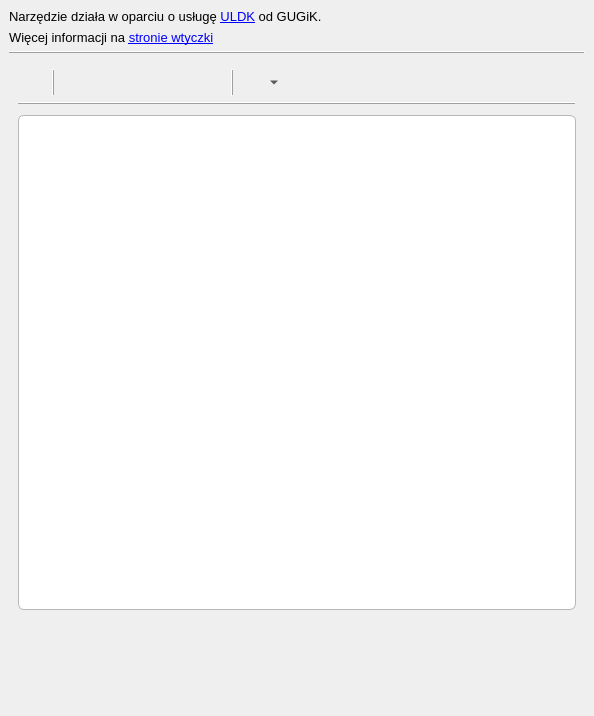
Above: gissupport_plugin/modules/uldk/plugin_dockwidget_base.ui from gis-support/gis-support-plugin before the change. Below: the same form after it.
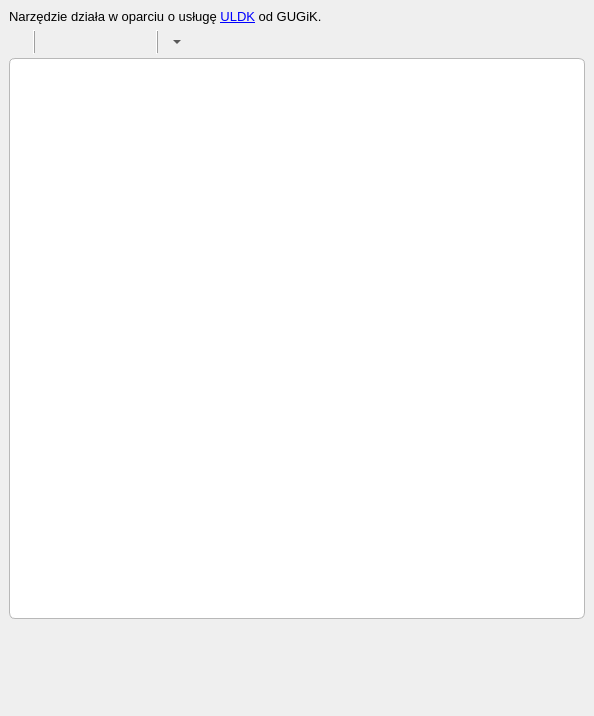
That is the form after the change. Icons and pictures are not drawn.

What changed in the file:
```diff
--- a/gissupport_plugin/modules/uldk/plugin_dockwidget_base.ui
+++ b/gissupport_plugin/modules/uldk/plugin_dockwidget_base.ui
@@ -31,29 +31,6 @@
       </property>
      </widget>
     </item>
-    <item>
-     <widget class="QLabel" name="label_uldk_info">
-      <property name="text">
-       <string>&lt;html&gt;&lt;head/&gt;&lt;body&gt;&lt;p  style=&quot; font-size:10pt;&quot;&gt;Więcej informacji na &lt;a href=&quot;https://gis-support.pl/wtyczka-gis-support/&quot;&gt;&lt;span style=&quot; text-decoration: underline; color:#0000ff;&quot;&gt;stronie wtyczki&lt;/span&gt;&lt;/a&gt;&lt;/p&gt;&lt;/body&gt;&lt;/html&gt;</string>
-      </property>
-      <property name="textFormat">
-       <enum>Qt::RichText</enum>
-      </property>
-      <property name="openExternalLinks">
-       <bool>true</bool>
-      </property>
-     </widget>
-    </item>
-    <item>
-     <widget class="Line" name="infoLine">
-      <property name="frameShadow">
-       <enum>QFrame::Raised</enum>
-      </property>
-      <property name="orientation">
-       <enum>Qt::Horizontal</enum>
-      </property>
-     </widget>
-    </item>
     <item>
      <widget class="QScrollArea" name="scrollArea">
       <property name="styleSheet">
@@ -82,10 +59,25 @@
          <x>0</x>
          <y>0</y>
          <width>570</width>
-         <height>513</height>
+         <height>560</height>
         </rect>
        </property>
        <layout class="QVBoxLayout" name="verticalLayout_6">
+       <property name="spacing">
+         <number>0</number>
+        </property>
+       <property name="leftMargin">
+         <number>0</number>
+        </property>
+        <property name="topMargin">
+         <number>0</number>
+        </property>
+        <property name="rightMargin">
+         <number>0</number>
+        </property>
+        <property name="bottomMargin">
+         <number>0</number>
+        </property>
         <item>
          <widget class="QFrame" name="frame_4">
           <property name="sizePolicy">
@@ -107,6 +99,9 @@
            <enum>QFrame::Raised</enum>
           </property>
           <layout class="QHBoxLayout" name="horizontalLayout">
+          <property name="spacing">
+            <number>0</number>
+           </property>
            <property name="leftMargin">
             <number>0</number>
            </property>
@@ -130,6 +125,12 @@
                <height>20</height>
               </size>
              </property>
+             <property name="maximumSize">
+              <size>
+               <width>24</width>
+               <height>24</height>
+              </size>
+             </property>
              <property name="checkable">
               <bool>true</bool>
              </property>
@@ -174,6 +175,12 @@
                <height>20</height>
               </size>
              </property>
+             <property name="maximumSize">
+              <size>
+               <width>24</width>
+               <height>24</height>
+              </size>
+             </property>
              <property name="checkable">
               <bool>true</bool>
              </property>
@@ -193,6 +200,12 @@
                <height>20</height>
               </size>
              </property>
+             <property name="maximumSize">
+              <size>
+               <width>24</width>
+               <height>24</height>
+              </size>
+             </property>
              <property name="checkable">
               <bool>true</bool>
              </property>
@@ -212,6 +225,12 @@
                <height>20</height>
               </size>
              </property>
+             <property name="maximumSize">
+              <size>
+               <width>24</width>
+               <height>24</height>
+              </size>
+             </property>
              <property name="checkable">
               <bool>true</bool>
              </property>
@@ -231,6 +250,12 @@
                <height>20</height>
               </size>
              </property>
+             <property name="maximumSize">
+              <size>
+               <width>24</width>
+               <height>24</height>
+              </size>
+             </property>
              <property name="checkable">
               <bool>true</bool>
              </property>
@@ -250,6 +275,12 @@
                <height>20</height>
               </size>
              </property>
+             <property name="maximumSize">
+              <size>
+               <width>24</width>
+               <height>24</height>
+              </size>
+             </property>
              <property name="checkable">
               <bool>true</bool>
              </property>
@@ -285,6 +316,12 @@
                <height>20</height>
               </size>
              </property>
+             <property name="maximumSize">
+              <size>
+               <width>24</width>
+               <height>24</height>
+              </size>
+             </property>
              <property name="checkable">
               <bool>false</bool>
              </property>
@@ -304,6 +341,12 @@
                <height>20</height>
               </size>
              </property>
+             <property name="maximumSize">
+              <size>
+               <width>24</width>
+               <height>24</height>
+              </size>
+             </property>
              <property name="checkable">
               <bool>false</bool>
              </property>
@@ -317,6 +360,9 @@
              <property name="orientation">
               <enum>Qt::Horizontal</enum>
              </property>
+             <property name="sizeType">
+              <enum>QSizePolicy::Expanding</enum>
+             </property>
              <property name="sizeHint" stdset="0">
               <size>
                <width>40</width>
@@ -328,16 +374,6 @@
           </layout>
          </widget>
         </item>
-        <item>
-         <widget class="Line" name="line">
-          <property name="frameShadow">
-           <enum>QFrame::Raised</enum>
-          </property>
-          <property name="orientation">
-           <enum>Qt::Horizontal</enum>
-          </property>
-         </widget>
-        </item>
         <item>
          <widget class="QFrame" name="frame_save_settings">
           <property name="frameShape">
```
